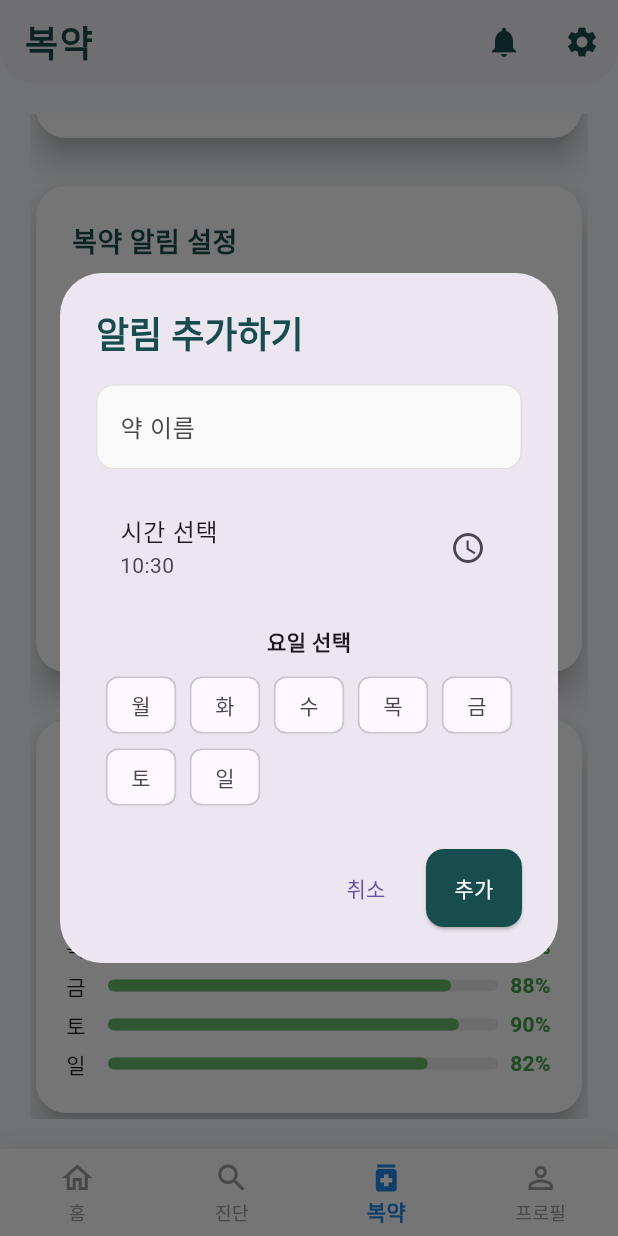
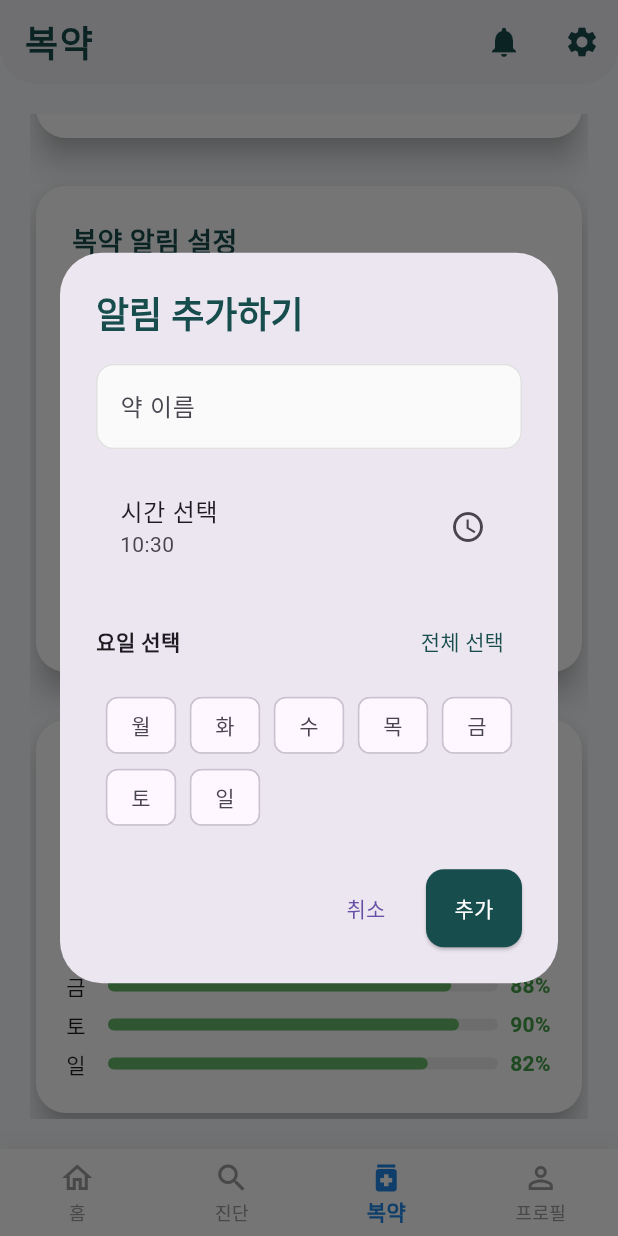
Before and after one commit to KICT2022/frontend, a Flutter app: the MedicationScreen screen opened by its route, scrolled down 234 dp, after a tap on "알림 추가하기", on a phone screen of 412 x 824 dp. Run offline on Flutter 3.47's test engine with Material 3 defaults, Android fonts, the phone set to English and light mode, and no system bars; our stand-ins replace go_router, shared_preferences; accounts and stored records are empty; Roboto replaces fonts that are missing (NotoSansKR).

Commit message:
약물 화면의 요일 선택 기능 개선: 전체 선택 및 해제 버튼 추가

```diff
--- a/lib/screens/medication_screen.dart
+++ b/lib/screens/medication_screen.dart
@@ -426,9 +426,43 @@ class _MedicationScreenState extends State<MedicationScreen> {
                     const SizedBox(height: 16),
 
                     // 요일 선택
-                    Text(
-                      '요일 선택',
-                      style: TextStyle(fontWeight: FontWeight.bold),
+                    Row(
+                      mainAxisAlignment: MainAxisAlignment.spaceBetween,
+                      children: [
+                        Text(
+                          '요일 선택',
+                          style: TextStyle(fontWeight: FontWeight.bold),
+                        ),
+                        TextButton(
+                          onPressed: () {
+                            setState(() {
+                              if (selectedDays.length == 7) {
+                                // 모든 요일이 선택되어 있으면 전체 해제
+                                selectedDays.clear();
+                              } else {
+                                // 모든 요일 선택
+                                selectedDays.clear();
+                                selectedDays.addAll([
+                                  '월',
+                                  '화',
+                                  '수',
+                                  '목',
+                                  '금',
+                                  '토',
+                                  '일',
+                                ]);
+                              }
+                            });
+                          },
+                          child: Text(
+                            selectedDays.length == 7 ? '전체 해제' : '전체 선택',
+                            style: TextStyle(
+                              color: Color(0xFF174D4D),
+                              fontWeight: FontWeight.w500,
+                            ),
+                          ),
+                        ),
+                      ],
                     ),
                     const SizedBox(height: 8),
                     Wrap(
```
